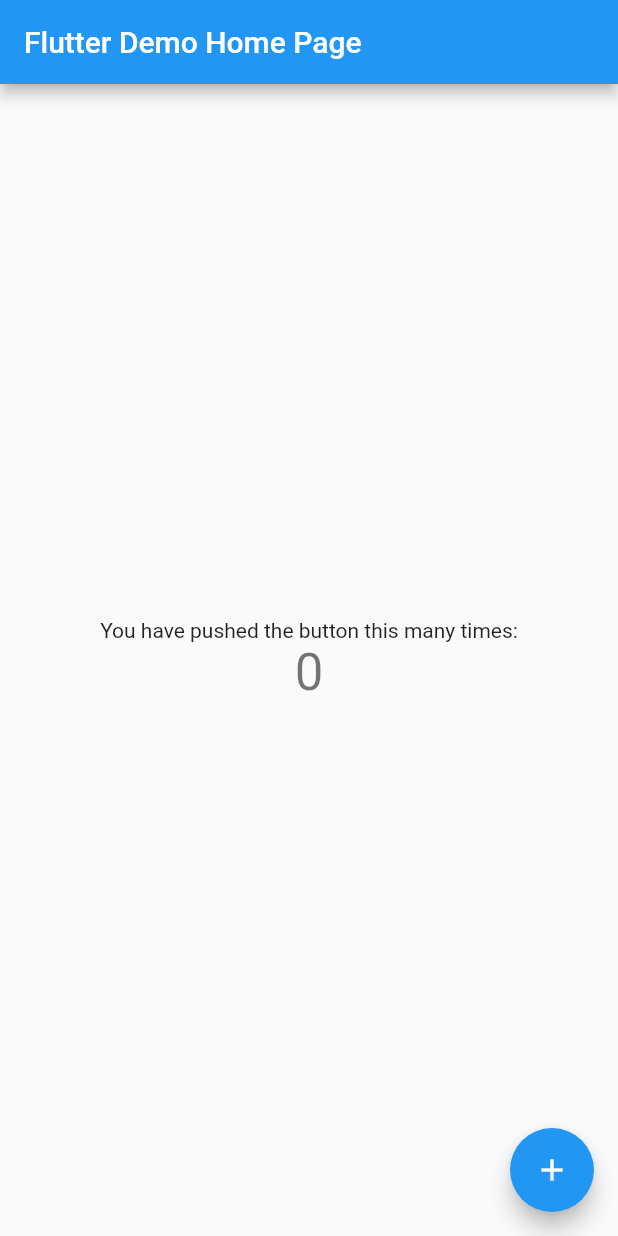
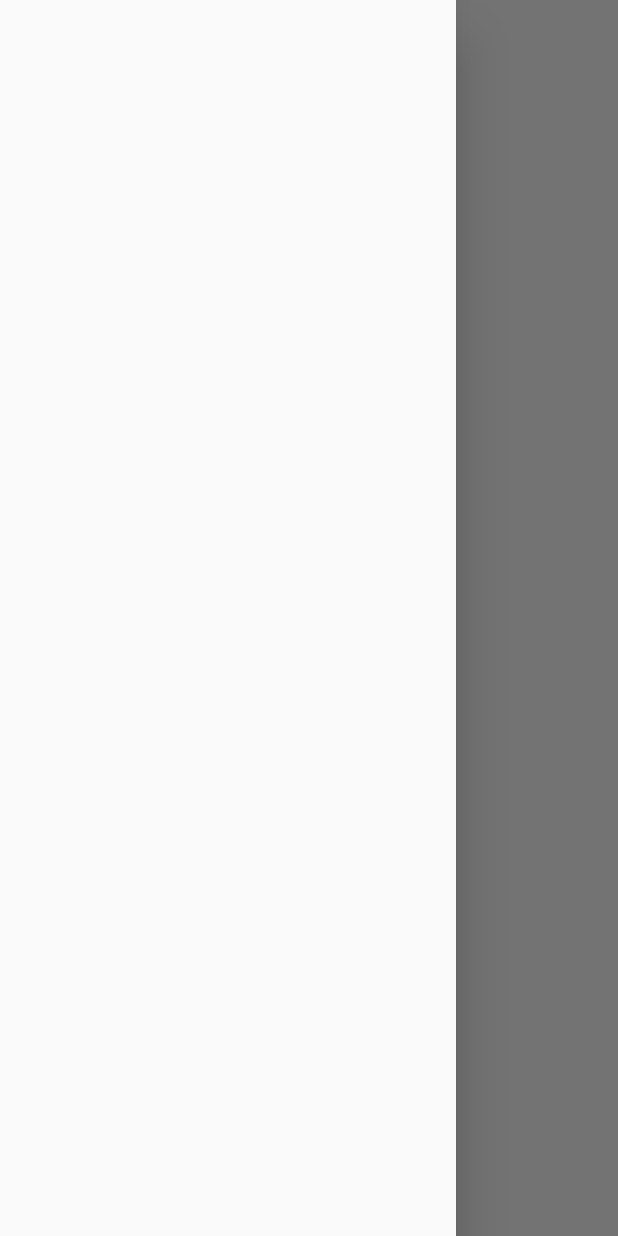
Before and after one commit to kaushikikumari21dev/Portfolio, a Flutter app: the screen it shows after launch, with the side drawer open (before the commit the screen has no drawer), on a phone screen of 412 x 824 dp. Run offline on Flutter 3.47's test engine with Material 2 defaults, Android fonts, the phone set to English and light mode, and no system bars.

Commit message:
implementing theme in the app

```diff
--- a/lib/main.dart
+++ b/lib/main.dart
@@ -1,4 +1,6 @@
 import 'package:flutter/material.dart';
+import 'package:portfolio/screens/home/home_screen.dart';
+import 'package:portfolio/utilities/theme.dart';
 
 void main() {
   runApp(const MyApp());
@@ -7,109 +9,15 @@ void main() {
 class MyApp extends StatelessWidget {
   const MyApp({super.key});
 
-  // This widget is the root of your application.
   @override
   Widget build(BuildContext context) {
     return MaterialApp(
       title: 'Flutter',
-      theme: ThemeData(
-        // This is the theme of your application.
-        //
-        // Try running your application with "flutter run". You'll see the
-        // application has a blue toolbar. Then, without quitting the app, try
-        // changing the primarySwatch below to Colors.green and then invoke
-        // "hot reload" (press "r" in the console where you ran "flutter run",
-        // or simply save your changes to "hot reload" in a Flutter IDE).
-        // Notice that the counter didn't reset back to zero; the application
-        // is not restarted.
-        primarySwatch: Colors.blue,
-      ),
-      home: const MyHomePage(title: 'Flutter Demo Home Page'),
+      debugShowCheckedModeBanner: false,
+        theme: lightTheme,
+        darkTheme: darkTheme,
+        themeMode: ThemeMode.system,
+        home:const HomeScreen()
     );
   }
 }
-
-class MyHomePage extends StatefulWidget {
-  const MyHomePage({super.key, required this.title});
-
-  // This widget is the home page of your application. It is stateful, meaning
-  // that it has a State object (defined below) that contains fields that affect
-  // how it looks.
-
-  // This class is the configuration for the state. It holds the values (in this
-  // case the title) provided by the parent (in this case the App widget) and
-  // used by the build method of the State. Fields in a Widget subclass are
-  // always marked "final".
-
-  final String title;
-
-  @override
-  State<MyHomePage> createState() => _MyHomePageState();
-}
-
-class _MyHomePageState extends State<MyHomePage> {
-  int _counter = 0;
-
-  void _incrementCounter() {
-    setState(() {
-      // This call to setState tells the Flutter framework that something has
-      // changed in this State, which causes it to rerun the build method below
-      // so that the display can reflect the updated values. If we changed
-      // _counter without calling setState(), then the build method would not be
-      // called again, and so nothing would appear to happen.
-      _counter++;
-    });
-  }
-
-  @override
-  Widget build(BuildContext context) {
-    // This method is rerun every time setState is called, for instance as done
-    // by the _incrementCounter method above.
-    //
-    // The Flutter framework has been optimized to make rerunning build methods
-    // fast, so that you can just rebuild anything that needs updating rather
-    // than having to individually change instances of widgets.
-    return Scaffold(
-      appBar: AppBar(
-        // Here we take the value from the MyHomePage object that was created by
-        // the App.build method, and use it to set our appbar title.
-        title: Text(widget.title),
-      ),
-      body: Center(
-        // Center is a layout widget. It takes a single child and positions it
-        // in the middle of the parent.
-        child: Column(
-          // Column is also a layout widget. It takes a list of children and
-          // arranges them vertically. By default, it sizes itself to fit its
-          // children horizontally, and tries to be as tall as its parent.
-          //
-          // Invoke "debug painting" (press "p" in the console, choose the
-          // "Toggle Debug Paint" action from the Flutter Inspector in Android
-          // Studio, or the "Toggle Debug Paint" command in Visual Studio Code)
-          // to see the wireframe for each widget.
-          //
-          // Column has various properties to control how it sizes itself and
-          // how it positions its children. Here we use mainAxisAlignment to
-          // center the children vertically; the main axis here is the vertical
-          // axis because Columns are vertical (the cross axis would be
-          // horizontal).
-          mainAxisAlignment: MainAxisAlignment.center,
-          children: <Widget>[
-            const Text(
-              'You have pushed the button this many times:',
-            ),
-            Text(
-              '$_counter',
-              style: Theme.of(context).textTheme.headlineMedium,
-            ),
-          ],
-        ),
-      ),
-      floatingActionButton: FloatingActionButton(
-        onPressed: _incrementCounter,
-        tooltip: 'Increment',
-        child: const Icon(Icons.add),
-      ), // This trailing comma makes auto-formatting nicer for build methods.
-    );
-  }
-}
--- /dev/null
+++ b/lib/screens/home/home_screen.dart
@@ -0,0 +1,27 @@
+import 'package:flutter/material.dart';
+import 'package:portfolio/screens/home/widgets/header_view.dart';
+
+class HomeScreen extends StatefulWidget {
+  const HomeScreen({super.key});
+
+  @override
+  State<HomeScreen> createState() => _HomeScreenState();
+}
+
+class _HomeScreenState extends State<HomeScreen> {
+  @override
+  Widget build(BuildContext context) {
+    return Scaffold(
+      drawer: Drawer(
+
+      ),
+      body: SingleChildScrollView(
+        child: Column(
+          children: [
+            HeaderView(),
+          ],
+        ),
+      ),
+    );
+  }
+}
--- /dev/null
+++ b/lib/screens/home/widgets/header_view.dart
@@ -0,0 +1,15 @@
+import 'package:flutter/material.dart';
+import 'package:portfolio/utilities/app_strings.dart';
+
+class HeaderView extends StatelessWidget {
+  const HeaderView({super.key});
+
+  @override
+  Widget build(BuildContext context) {
+    return Row(
+      children: [
+        Text(AppStrings.appName),
+      ],
+    );
+  }
+}
--- /dev/null
+++ b/lib/utilities/app_strings.dart
@@ -0,0 +1,3 @@
+class AppStrings {
+  static const String appName = "My Portfolio";
+}
--- /dev/null
+++ b/lib/utilities/theme.dart
@@ -0,0 +1,13 @@
+import 'package:flutter/material.dart';
+
+final lightTheme = ThemeData(
+  primarySwatch: Colors.blue,
+  brightness: Brightness.light,
+  // other properties like fontFamily, textTheme, etc.
+);
+
+final darkTheme = ThemeData(
+  primarySwatch: Colors.blue,
+  brightness: Brightness.dark,
+  // other properties for dark mode
+);
```
Also changed, not shown: 9 other files.
